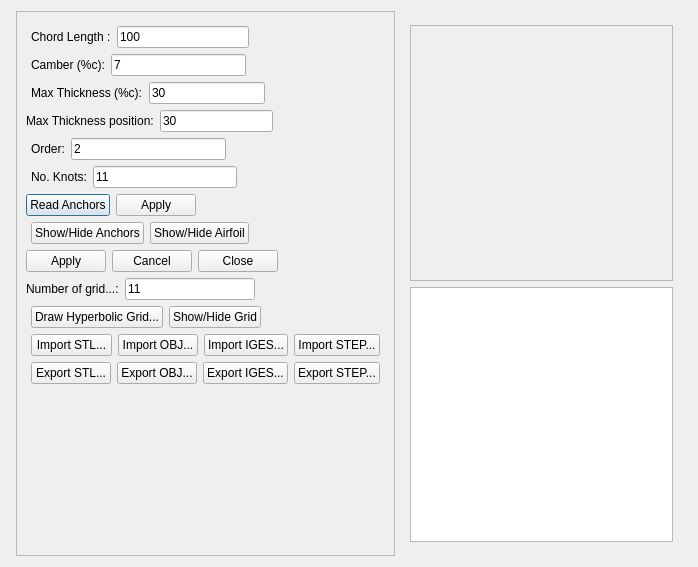
Before: the Qt Designer form dialogairfoildesigner.ui in appollosputnik/aerodynamicCodeBase, drawn with Qt 5.
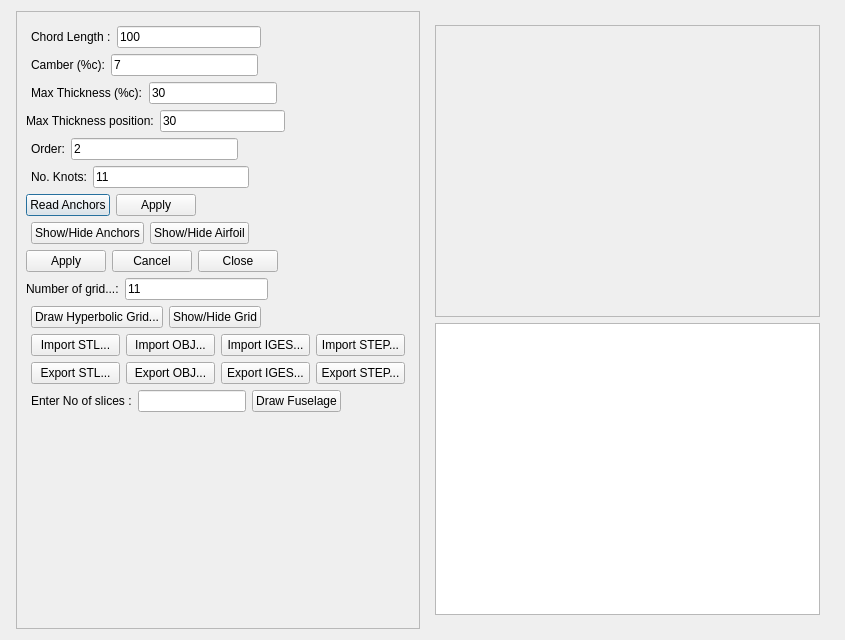
After: the same form once the commit is applied.

Commit message: fuselage is drawn

Patch:
```diff
--- a/dialogairfoildesigner.ui
+++ b/dialogairfoildesigner.ui
@@ -6,8 +6,8 @@
    <rect>
     <x>0</x>
     <y>0</y>
-    <width>698</width>
-    <height>567</height>
+    <width>845</width>
+    <height>640</height>
    </rect>
   </property>
   <property name="windowTitle">
@@ -32,8 +32,8 @@
          <rect>
           <x>0</x>
           <y>0</y>
-          <width>420</width>
-          <height>524</height>
+          <width>427</width>
+          <height>618</height>
          </rect>
         </property>
         <layout class="QGridLayout" name="gridLayout">
@@ -511,6 +511,46 @@
              </item>
             </layout>
            </item>
+           <item>
+            <layout class="QHBoxLayout" name="horizontalLayout_15">
+             <property name="leftMargin">
+              <number>5</number>
+             </property>
+             <property name="rightMargin">
+              <number>5</number>
+             </property>
+             <item>
+              <widget class="QLabel" name="label_8">
+               <property name="text">
+                <string>Enter No of slices :</string>
+               </property>
+              </widget>
+             </item>
+             <item>
+              <widget class="QLineEdit" name="lineEdit_NUMBER_OF_SLICES"/>
+             </item>
+             <item>
+              <widget class="QPushButton" name="pushButton_DRAW_FUSELAGE">
+               <property name="text">
+                <string>Draw Fuselage</string>
+               </property>
+              </widget>
+             </item>
+             <item>
+              <spacer name="horizontalSpacer_12">
+               <property name="orientation">
+                <enum>Qt::Horizontal</enum>
+               </property>
+               <property name="sizeHint" stdset="0">
+                <size>
+                 <width>40</width>
+                 <height>20</height>
+                </size>
+               </property>
+              </spacer>
+             </item>
+            </layout>
+           </item>
           </layout>
          </item>
          <item row="1" column="0">
@@ -551,8 +591,8 @@
               <rect>
                <x>0</x>
                <y>0</y>
-               <width>237</width>
-               <height>255</height>
+               <width>360</width>
+               <height>291</height>
               </rect>
              </property>
             </widget>
```
The commit also changes 12 other files.
